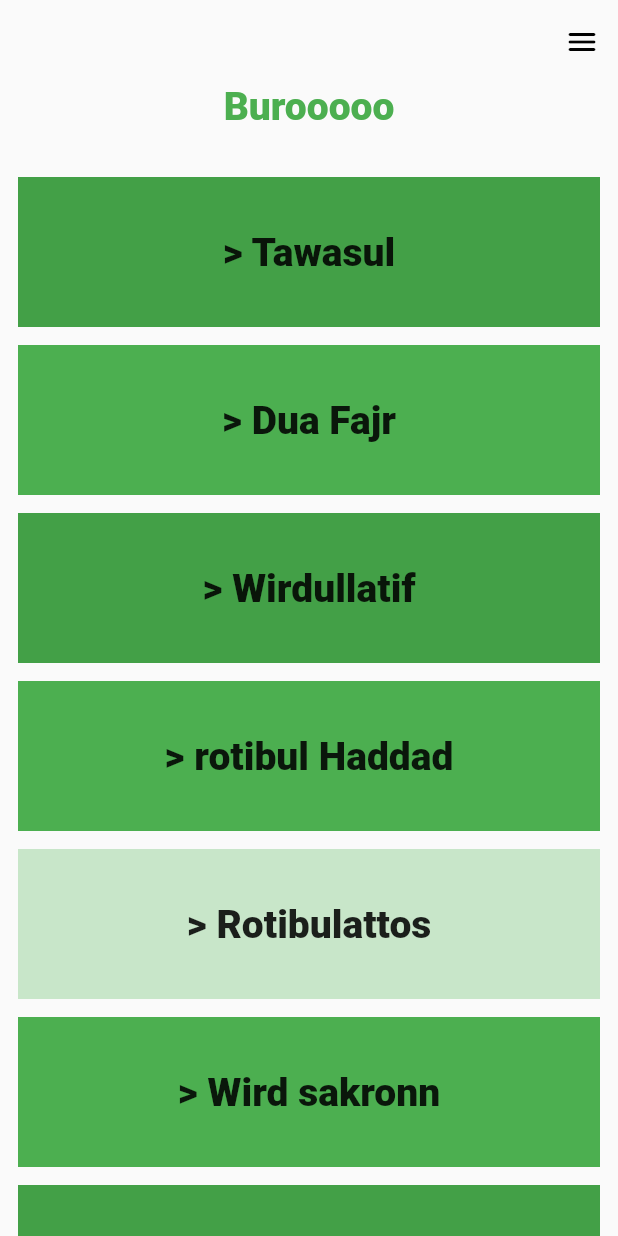
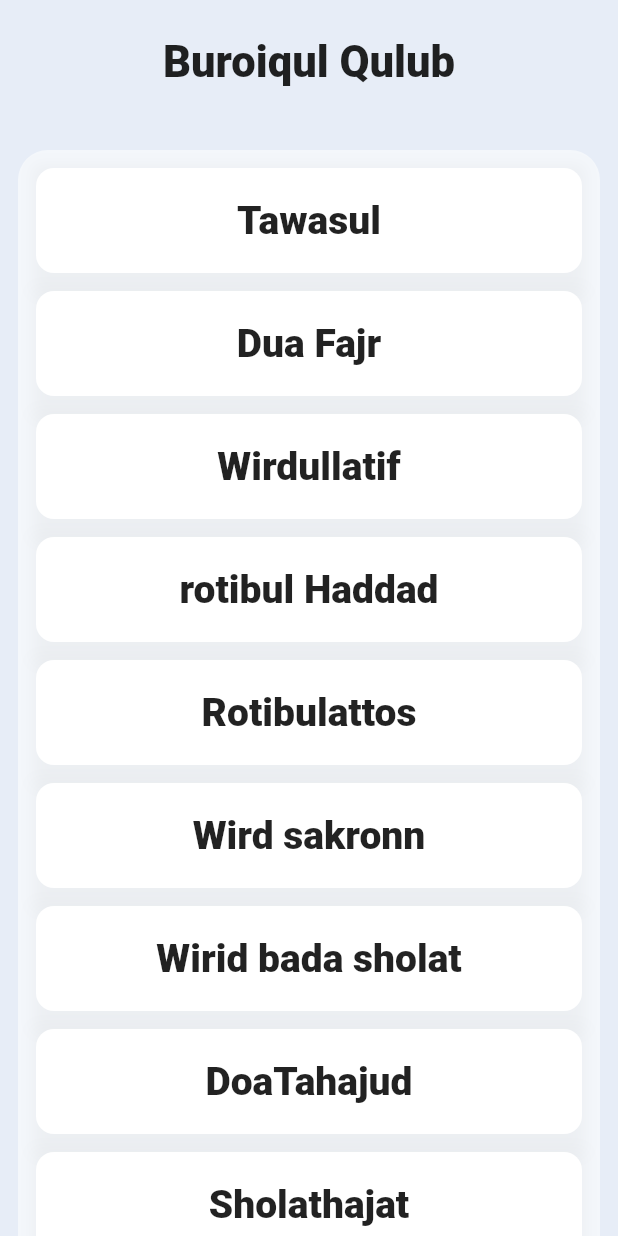
Before and after one commit to rabbanext/buroiqul_qulub, a Flutter app: the screen it shows after launch, on a phone screen of 412 x 824 dp. Run offline on Flutter 3.47's test engine with Material 2 defaults, Android fonts, the phone set to English and light mode, and no system bars; our stand-ins replace splashscreen; network calls fail.

Commit message:
Update home_screen.dart
update home screen UI

```diff
--- a/lib/screens/home_screen.dart
+++ b/lib/screens/home_screen.dart
@@ -1,4 +1,3 @@
-import 'package:buroiqul_qulub/screens/halaman_screen.dart';
 import 'package:flutter/material.dart';
 
 class HomeScreen extends StatefulWidget {
@@ -9,64 +8,69 @@ class HomeScreen extends StatefulWidget {
 class _HomeScreenState extends State<HomeScreen> {
   final List<String> pages = <String>['PageTawasul', 'PageDuafajr', 'PageWirdullatif', 'PageRotibulhaddad', 'PageRotibulattos', 'PageWirdusakron', 'PageWiridbadasholat', 'PageDoaTahajud', 'PageSholathajat', 'PageDoabirwalidain', 'PageYasin'];
   final List<String> judul = <String>['Tawasul', 'Dua Fajr', 'Wirdullatif', 'rotibul Haddad', 'Rotibulattos', 'Wird sakronn', 'Wirid bada sholat', 'DoaTahajud', 'Sholathajat', 'Doa Birwalidain', 'PageYasin'];
-  final List<int> colorCodes = <int>[600, 500, 600, 500, 100, 500, 600, 500, 100, 100, 300];
-
-  final GlobalKey<ScaffoldState> _scaffoldKey = GlobalKey<ScaffoldState>();
-
-  void _openEndDrawer() {
-    _scaffoldKey.currentState.openEndDrawer();
-  }
-  void _closeEndDrawer() {
-    Navigator.of(context).pop();
-  }
 
   @override
   Widget build(BuildContext context) {
     return Scaffold(
-      key: _scaffoldKey,
-      appBar: AppBar(
-        backgroundColor: Colors.transparent,
-        elevation: 0, //main color
-        iconTheme: IconThemeData(color: Colors.black),
-        actions: [
-          IconButton(
-            icon: const Icon(Icons.menu_rounded),
-            tooltip: 'Pengaturan',
-            color: Colors.black,
-            onPressed: _openEndDrawer,
+      body: SafeArea(
+        child: Stack(
+          children: [
+            Container(
+              color: Color(0xFFe7edf7),
             ),
-        ],
-      ),
-      body: SafeArea(
-        child: InteractiveViewer(
-          child: Column(
-            children: [
-              // SizedBox(height: 20,),
-              Text(
-                'Burooooo',
+            Container(
+              padding: EdgeInsets.all(24),
+              child: Align(
+                alignment: Alignment.topCenter,
+                child: Text(
+                  "Buroiqul Qulub",
+                  textAlign: TextAlign.center,
                   style: TextStyle(
-                  color: Colors.green,
-                  fontWeight: FontWeight.w900,
-                  fontSize: 26,
+                    fontSize: 29,
+                    fontWeight: FontWeight.w900
                   ),
                 ),
-              SizedBox(height: 20,),
-              Expanded(
+              ),
+            ),
+            SingleChildScrollView(
+              child: Column(
+                children: <Widget>[
+                  Container(
+                    height: 100,
+                  ),
+                  Container(
+                    margin: EdgeInsets.only(left: 12, right: 12),
+                    decoration: BoxDecoration(
+                      borderRadius: BorderRadius.only(topLeft: Radius.circular(20), topRight: Radius.circular(20)),
+                      color: Color(0xFFF4F7FB),
+                    ),
+                    height: 94 * judul.length.toDouble(),
                     child: ListView.builder(
+                        physics: NeverScrollableScrollPhysics(),
                         padding: const EdgeInsets.all(12),
                         itemCount: pages.length,
                         itemBuilder: (BuildContext context, int index) {
                           return Container(
+                            decoration: BoxDecoration(
+                              boxShadow: [
+                                BoxShadow(
+                                  color: Color(0xFFCDCFD0).withOpacity(0.2),
+                                  spreadRadius: 2,
+                                  blurRadius: 8,
+                                ),
+                              ],),
                             padding: const EdgeInsets.only(bottom: 12),
                             child: Material(
-                          color: Colors.green[colorCodes[index]],
+                              borderRadius: BorderRadius.all(Radius.circular(12)),
+                              color: Colors.white,
                               child: InkWell(
+                                borderRadius: BorderRadius.all(Radius.circular(12)),
                                 splashColor: Theme.of(context).primaryColorLight,
                                 child: Container(
-                              height: 100,
+                                  height: 70,
                                   child: Center(
                                       child: Text(
-                                      '> ${judul[index]}',
+                                        judul[index],
                                         style: TextStyle(
                                           fontWeight: FontWeight.w900,
                                           fontSize: 26,
@@ -81,52 +85,11 @@ class _HomeScreenState extends State<HomeScreen> {
                           );
                         }
                     ),
-              ),
+                  )
                 ],
               ),
             ),
-      ),
-      endDrawer: Drawer(
-        child: SafeArea(
-          child: Column(
-            mainAxisAlignment: MainAxisAlignment.center,
-            children: <Widget>[
-              Padding(
-                  padding: EdgeInsets.only(top: 20),
-                  child: Image.network(
-                      "https://img.icons8.com/plasticine/100/000000/name.png")),
-              Expanded(
-                child: Padding(
-                  padding: EdgeInsets.all(20),
-                  child: Text(
-                    "asasas",
-                    textAlign: TextAlign.center,
-                    style: TextStyle(
-                      fontSize: 20,
-                      fontWeight: FontWeight.w900,
-                    ),
-                  ),
-                ),
-              ),
-              Container(
-                height: 40,
-                margin: EdgeInsets.only(bottom: 40),
-                child: GestureDetector(
-                  onTap: () {
-                    _closeEndDrawer();
-                  },
-                  child: Text(
-                    "   KELUAR   ",
-                    style: TextStyle(
-                      fontSize: 18,
-                      fontWeight: FontWeight.w900,
-                      color: Colors.red,
-                    ),
-                  ),
-                ),
-              )
           ],
-          ),
         ),
       ),
     );
```
Lines whose indentation alone changed are shown as unchanged.
